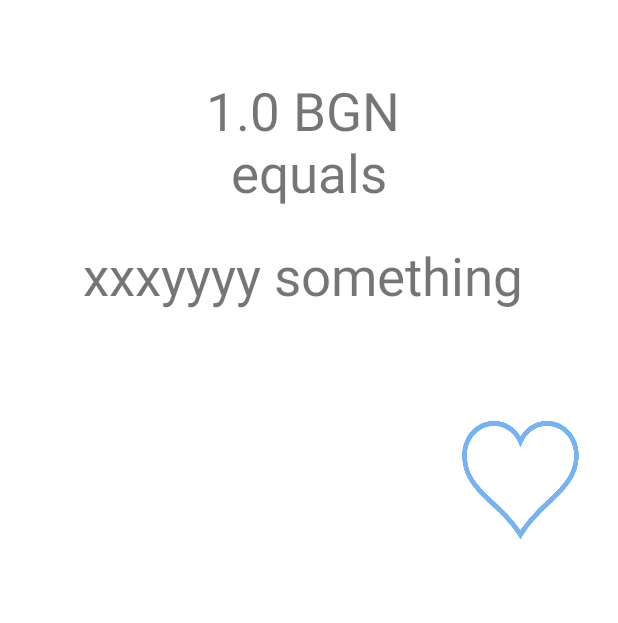
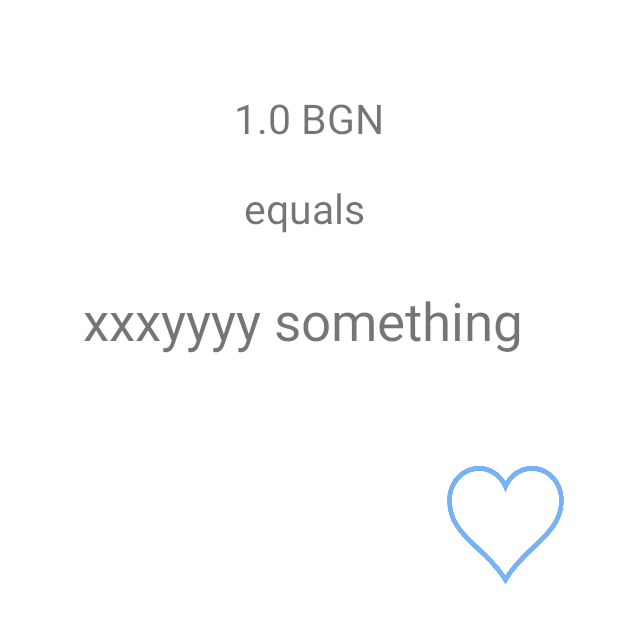
Before and after one commit to 8jackson6264/CurrencyExchangeProject, an Android app: the layout item_exchange_rate.xml on its own in the app's theme, with its tools: preview values and no code run, on a phone screen of 412 x 824 dp. Shown: the top 623 px of the screen. Run offline under Robolectric (Android 15) with nearby library versions, the phone set to English and light mode, and no system bars.

Commit message:
recycler view in process

```diff
--- a/app/src/main/java/com/example/currencyexchange/core/presenters/ExchangeRatesPresenter.java
+++ b/app/src/main/java/com/example/currencyexchange/core/presenters/ExchangeRatesPresenter.java
@@ -3,6 +3,7 @@ package com.example.currencyexchange.core.presenters;
 import com.example.currencyexchange.core.contracts.ExchangeRatesContract;
 import com.example.currencyexchange.data.Course;
 import com.example.currencyexchange.data.Rates;
+import com.example.currencyexchange.ui.adapters.CourseAdapter;
 
 import java.util.ArrayList;
 import java.util.List;
@@ -42,5 +43,8 @@ public class ExchangeRatesPresenter implements ExchangeRatesContract.ExchangeRat
         return courses;
     }
 
+    CourseAdapter courseAdapter = new CourseAdapter();
 
-}
+//    void attachAdapter(){
+//        courseAdapter.setCourses(recastFromRatesToCourseList());
+    }
--- a/app/src/main/java/com/example/currencyexchange/ui/activities/MainActivity.java
+++ b/app/src/main/java/com/example/currencyexchange/ui/activities/MainActivity.java
@@ -1,14 +1,10 @@
 package com.example.currencyexchange.ui.activities;
 
 import android.view.Menu;
-import android.view.MenuInflater;
-
-import androidx.viewpager2.widget.ViewPager2;
 
 import com.example.currencyexchange.R;
-import com.example.currencyexchange.adapters.TabAdapter;
-import com.example.currencyexchange.data.ExchangeRate;
 import com.example.currencyexchange.databinding.ActivityMainBinding;
+import com.example.currencyexchange.ui.adapters.TabAdapter;
 import com.example.currencyexchange.ui.fragments.ExchangeRatesTab;
 import com.example.currencyexchange.ui.fragments.SavedCoursesTab;
 import com.google.android.material.tabs.TabLayout;
--- a/app/src/main/java/com/example/currencyexchange/adapters/TabAdapter.java
+++ b/app/src/main/java/com/example/currencyexchange/ui/adapters/TabAdapter.java
@@ -1,4 +1,4 @@
-package com.example.currencyexchange.adapters;
+package com.example.currencyexchange.ui.adapters;
 
 import androidx.annotation.NonNull;
 import androidx.fragment.app.Fragment;
--- a/app/src/main/res/layout/item_exchange_rate.xml
+++ b/app/src/main/res/layout/item_exchange_rate.xml
@@ -1,20 +1,33 @@
 <?xml version="1.0" encoding="utf-8"?>
 <androidx.constraintlayout.widget.ConstraintLayout xmlns:android="http://schemas.android.com/apk/res/android"
     android:layout_width="match_parent"
-    android:layout_height="match_parent"
+    android:layout_height="wrap_content"
+    android:layout_margin="10dp"
     xmlns:app="http://schemas.android.com/apk/res-auto">
+
+    <TextView
+        android:id="@+id/txt_base_currency"
+        android:layout_width="wrap_content"
+        android:layout_height="100dp"
+        android:paddingTop="50dp"
+        android:text="1.0 BGN"
+        android:textAlignment="center"
+        android:textSize="27sp"
+        app:layout_constraintEnd_toEndOf="parent"
+        app:layout_constraintStart_toStartOf="parent"
+        app:layout_constraintTop_toTopOf="parent" />
 
     <TextView
         android:id="@+id/one_bgn_equals"
         android:layout_width="wrap_content"
-        android:layout_height="160dp"
-        android:paddingTop="50dp"
-        android:text="1.0 BGN \n equals "
+        android:layout_height="80dp"
+        android:paddingTop="10dp"
+        android:text="equals "
         android:textAlignment="center"
-        android:textSize="35sp"
+        android:textSize="27sp"
         app:layout_constraintEnd_toEndOf="parent"
         app:layout_constraintStart_toStartOf="parent"
-        app:layout_constraintTop_toTopOf="parent" />
+        app:layout_constraintTop_toBottomOf="@+id/txt_base_currency" />
 
     <TextView
         android:id="@+id/txt_exchange_rate"
@@ -28,6 +41,7 @@
         app:layout_constraintTop_toBottomOf="@+id/one_bgn_equals" />
 
     <Button
+        android:id="@+id/btn_like"
         android:layout_width="80dp"
         android:layout_height="80dp"
         android:layout_marginEnd="25dp"
```
Also changed, not shown: app/src/main/java/com/example/currencyexchange/ui/adapters/CourseAdapter.java (added, +60 -0 lines), app/src/main/res/layout/tab_exchange_rates.xml (+7 -6 lines).
